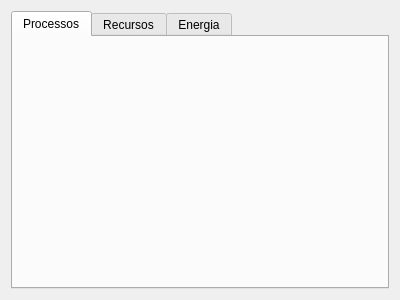
eltonvs/system-monitor, file SystemMonitor/system_monitor.ui: the form before one commit.
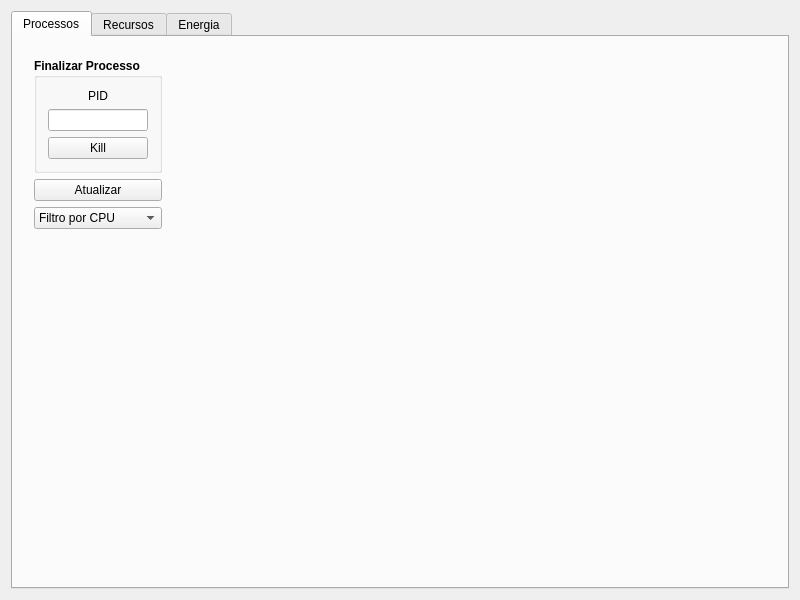
The form after the commit. Custom widgets are drawn as their Qt base class.

Commit message: Add charts (just placeholders) and update interface

Patch:
```diff
--- a/SystemMonitor/system_monitor.ui
+++ b/SystemMonitor/system_monitor.ui
@@ -6,8 +6,8 @@
    <rect>
     <x>0</x>
     <y>0</y>
-    <width>400</width>
-    <height>300</height>
+    <width>800</width>
+    <height>600</height>
    </rect>
   </property>
   <property name="windowTitle">
@@ -24,6 +24,116 @@
        <attribute name="title">
         <string>Processos</string>
        </attribute>
+       <widget class="QWidget" name="verticalLayoutWidget">
+        <property name="geometry">
+         <rect>
+          <x>10</x>
+          <y>10</y>
+          <width>150</width>
+          <height>240</height>
+         </rect>
+        </property>
+        <layout class="QVBoxLayout" name="verticalLayout">
+         <item>
+          <widget class="QGroupBox" name="groupBox">
+           <property name="font">
+            <font>
+             <weight>75</weight>
+             <bold>true</bold>
+            </font>
+           </property>
+           <property name="title">
+            <string>Finalizar Processo</string>
+           </property>
+           <layout class="QVBoxLayout" name="verticalLayout_2">
+            <item>
+             <widget class="QLabel" name="label">
+              <property name="font">
+               <font>
+                <weight>50</weight>
+                <bold>false</bold>
+               </font>
+              </property>
+              <property name="text">
+               <string>PID</string>
+              </property>
+              <property name="alignment">
+               <set>Qt::AlignCenter</set>
+              </property>
+             </widget>
+            </item>
+            <item>
+             <widget class="QLineEdit" name="lePID">
+              <property name="font">
+               <font>
+                <weight>50</weight>
+                <bold>false</bold>
+               </font>
+              </property>
+             </widget>
+            </item>
+            <item>
+             <widget class="QPushButton" name="pbKill">
+              <property name="font">
+               <font>
+                <weight>50</weight>
+                <bold>false</bold>
+               </font>
+              </property>
+              <property name="text">
+               <string>Kill</string>
+              </property>
+             </widget>
+            </item>
+           </layout>
+          </widget>
+         </item>
+         <item>
+          <widget class="QPushButton" name="pbUpdate">
+           <property name="text">
+            <string>Atualizar</string>
+           </property>
+          </widget>
+         </item>
+         <item>
+          <widget class="QComboBox" name="cbFilter">
+           <item>
+            <property name="text">
+             <string>Filtro por CPU</string>
+            </property>
+           </item>
+           <item>
+            <property name="text">
+             <string>Filtro por Thread</string>
+            </property>
+           </item>
+           <item>
+            <property name="text">
+             <string>Filtro por Memória</string>
+            </property>
+           </item>
+           <item>
+            <property name="text">
+             <string>Filtro Gourmet</string>
+            </property>
+           </item>
+          </widget>
+         </item>
+         <item>
+          <spacer name="verticalSpacer">
+           <property name="orientation">
+            <enum>Qt::Vertical</enum>
+           </property>
+           <property name="sizeHint" stdset="0">
+            <size>
+             <width>20</width>
+             <height>40</height>
+            </size>
+           </property>
+          </spacer>
+         </item>
+        </layout>
+       </widget>
       </widget>
       <widget class="QWidget" name="tabRecursos">
        <attribute name="title">
@@ -41,6 +151,13 @@
   </widget>
  </widget>
  <layoutdefault spacing="6" margin="11"/>
+ <customwidgets>
+  <customwidget>
+   <class>QCustomPlot</class>
+   <extends>QWidget</extends>
+   <header>qcustomplot.h</header>
+  </customwidget>
+ </customwidgets>
  <resources/>
  <connections/>
 </ui>
```
Left out of the diff: 42 changed lines with no effect on the pictures. The commit also changes 5 other files.
